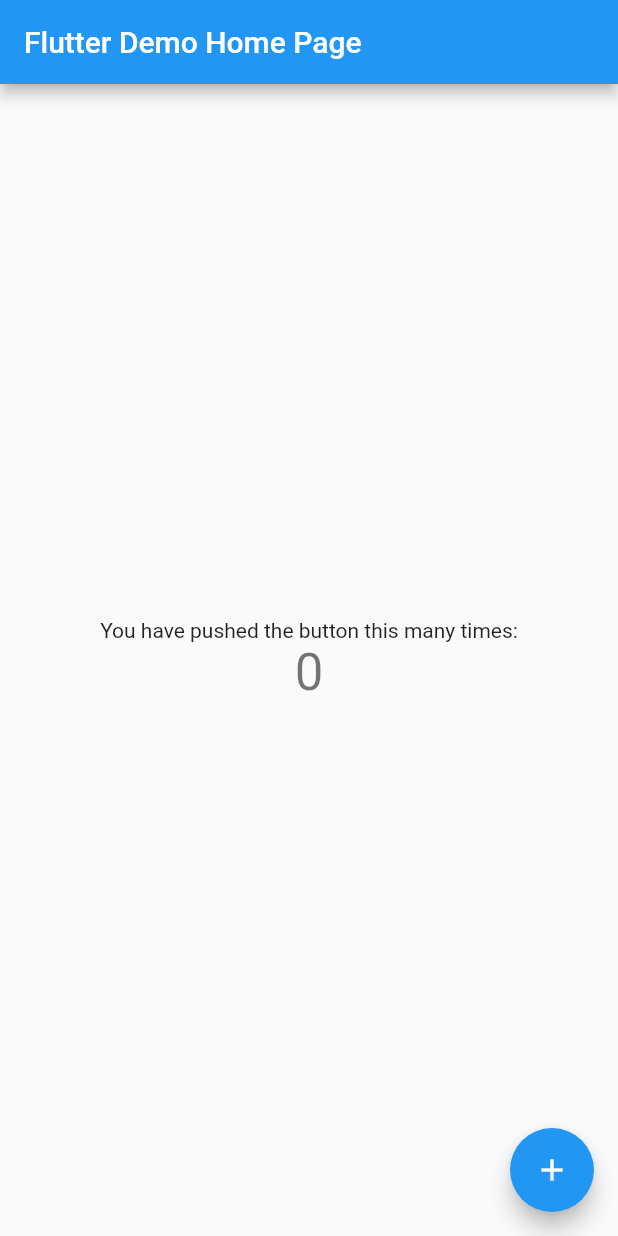
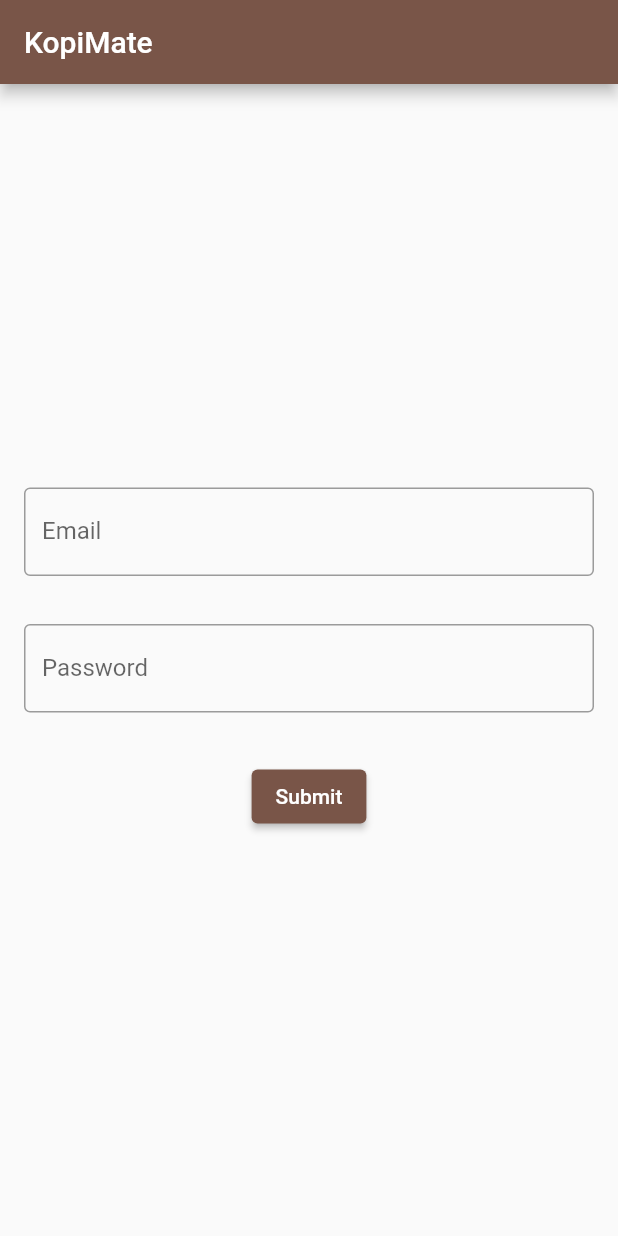
Before and after one commit to yueqianh/KopiMate, a Flutter app: the screen it shows after launch, on a phone screen of 412 x 824 dp. Run offline on Flutter 3.47's test engine with Material 2 defaults, Android fonts, the phone set to English and light mode, and no system bars.

Commit message:
Update main.dart
Log in page
Username: kopimate@email.com
Password: 1

```diff
--- a/kopimate/lib/main.dart
+++ b/kopimate/lib/main.dart
@@ -5,111 +5,152 @@
 }
 
 class MyApp extends StatelessWidget {
-  const MyApp({super.key});
-
+  const MyApp({Key? key}) : super(key: key);
   // This widget is the root of your application.
   @override
   Widget build(BuildContext context) {
     return MaterialApp(
+      debugShowCheckedModeBanner: false,
       title: 'KopiMate',
       theme: ThemeData(
-        // This is the theme of your application.
-        //
-        // Try running your application with "flutter run". You'll see the
-        // application has a blue toolbar. Then, without quitting the app, try
-        // changing the primarySwatch below to Colors.green and then invoke
-        // "hot reload" (press "r" in the console where you ran "flutter run",
-        // or simply save your changes to "hot reload" in a Flutter IDE).
-        // Notice that the counter didn't reset back to zero; the application
-        // is not restarted.
-        primarySwatch: Colors.blue,
+        primarySwatch: Colors.brown,
       ),
-      home: const MyHomePage(title: 'Flutter Demo Home Page'),
+      home: const Login(title: 'KopiMate'),
     );
   }
 }
 
-class MyHomePage extends StatefulWidget {
-  const MyHomePage({super.key, required this.title});
-
-  // This widget is the home page of your application. It is stateful, meaning
-  // that it has a State object (defined below) that contains fields that affect
-  // how it looks.
-
-  // This class is the configuration for the state. It holds the values (in this
-  // case the title) provided by the parent (in this case the App widget) and
-  // used by the build method of the State. Fields in a Widget subclass are
-  // always marked "final".
+class Login extends StatefulWidget {
+  const Login({Key? key, required this.title}) : super(key: key);
 
   final String title;
 
   @override
-  State<MyHomePage> createState() => _MyHomePageState();
+  State<Login> createState() => _LoginState();
 }
 
-class _MyHomePageState extends State<MyHomePage> {
-  int _counter = 0;
+class _LoginState extends State<Login> {
+  final _formKey = GlobalKey<FormState>();
+  TextEditingController email = TextEditingController();
+  TextEditingController password = TextEditingController();
 
-  void _incrementCounter() {
-    setState(() {
-      // This call to setState tells the Flutter framework that something has
-      // changed in this State, which causes it to rerun the build method below
-      // so that the display can reflect the updated values. If we changed
-      // _counter without calling setState(), then the build method would not be
-      // called again, and so nothing would appear to happen.
-      _counter++;
-    });
+  bool passwordVisible = false;
+
+  @override
+  void initState() {
+    super.initState();
+    passwordVisible = true;
   }
 
   @override
   Widget build(BuildContext context) {
-    // This method is rerun every time setState is called, for instance as done
-    // by the _incrementCounter method above.
-    //
-    // The Flutter framework has been optimized to make rerunning build methods
-    // fast, so that you can just rebuild anything that needs updating rather
-    // than having to individually change instances of widgets.
     return Scaffold(
       appBar: AppBar(
-        // Here we take the value from the MyHomePage object that was created by
-        // the App.build method, and use it to set our appbar title.
         title: Text(widget.title),
       ),
-      body: Center(
-        // Center is a layout widget. It takes a single child and positions it
-        // in the middle of the parent.
-        child: Column(
-          // Column is also a layout widget. It takes a list of children and
-          // arranges them vertically. By default, it sizes itself to fit its
-          // children horizontally, and tries to be as tall as its parent.
-          //
-          // Invoke "debug painting" (press "p" in the console, choose the
-          // "Toggle Debug Paint" action from the Flutter Inspector in Android
-          // Studio, or the "Toggle Debug Paint" command in Visual Studio Code)
-          // to see the wireframe for each widget.
-          //
-          // Column has various properties to control how it sizes itself and
-          // how it positions its children. Here we use mainAxisAlignment to
-          // center the children vertically; the main axis here is the vertical
-          // axis because Columns are vertical (the cross axis would be
-          // horizontal).
-          mainAxisAlignment: MainAxisAlignment.center,
-          children: <Widget>[
-            const Text(
-              'You have pushed the button this many times:',
-            ),
-            Text(
-              '$_counter',
-              style: Theme.of(context).textTheme.headlineMedium,
-            ),
-          ],
+      body: Form(
+        key: _formKey,
+        child: Padding(
+          padding: const EdgeInsets.symmetric(horizontal: 8, vertical: 16),
+          child: Column(
+            mainAxisAlignment: MainAxisAlignment.center,
+            crossAxisAlignment: CrossAxisAlignment.center,
+            children: [
+              Padding(
+                padding:
+                    const EdgeInsets.symmetric(horizontal: 8, vertical: 16),
+                child: TextFormField(
+                  controller: email,
+                  decoration: const InputDecoration(
+                      border: OutlineInputBorder(), labelText: "Email"),
+                  validator: (value) {
+                    if (value == null || value.isEmpty) {
+                      return 'Please enter your email';
+                    }
+                    return null;
+                  },
+                ),
+              ),
+              Padding(
+                padding:
+                    const EdgeInsets.symmetric(horizontal: 8, vertical: 16),
+                child: TextFormField(
+                  controller: password,
+                  obscureText: true,
+                  decoration: const InputDecoration(
+                      border: OutlineInputBorder(), labelText: "Password"),
+                  validator: (value) {
+                    if (value == null || value.isEmpty) {
+                      return 'Please enter your password';
+                    }
+                    return null;
+                  },
+                ),
+              ),
+              Padding(
+                padding:
+                    const EdgeInsets.symmetric(horizontal: 8, vertical: 16.0),
+                child: Center(
+                  child: ElevatedButton(
+                    onPressed: () {
+                      if (_formKey.currentState!.validate()) {
+                        if (email.text == "kopimate@email.com" &&
+                            password.text == "1") {
+                          Navigator.push(
+                            context,
+                            MaterialPageRoute(
+                                builder: (context) => HomePage(
+                                      email: email.text,
+                                    )),
+                          );
+                        } else {
+                          ScaffoldMessenger.of(context).showSnackBar(
+                            const SnackBar(
+                                content: Text('Invalid Credentials')),
+                          );
+                        }
+                      } else {
+                        ScaffoldMessenger.of(context).showSnackBar(
+                          const SnackBar(content: Text('Please fill input')),
+                        );
+                      }
+                    },
+                    child: const Text('Submit'),
+                  ),
+                ),
+              ),
+            ],
+          ),
         ),
       ),
-      floatingActionButton: FloatingActionButton(
-        onPressed: _incrementCounter,
-        tooltip: 'Increment',
-        child: const Icon(Icons.add),
-      ), // This trailing comma makes auto-formatting nicer for build methods.
     );
   }
 }
+
+//UI for the home page
+class HomePage extends StatelessWidget {
+  const HomePage({super.key, required this.email});
+
+  final String email;
+
+  @override
+  Widget build(BuildContext context) {
+    return Scaffold(
+        appBar: AppBar(
+          title: const Text('Home Page'),
+        ),
+        body: Column(
+          children: [
+            Text(email),
+            Center(
+              child: ElevatedButton(
+                onPressed: () {
+                  Navigator.pop(context);
+                },
+                child: const Text("Go back!"),
+              ),
+            ),
+          ],
+        ));
+  }
+}
```
